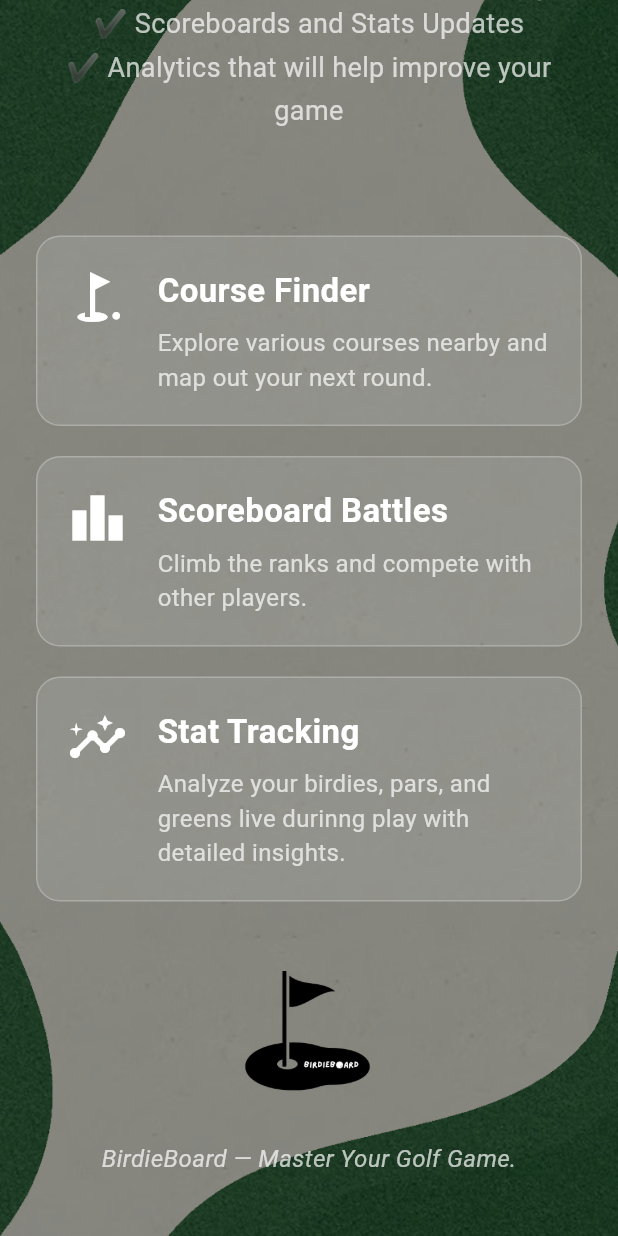
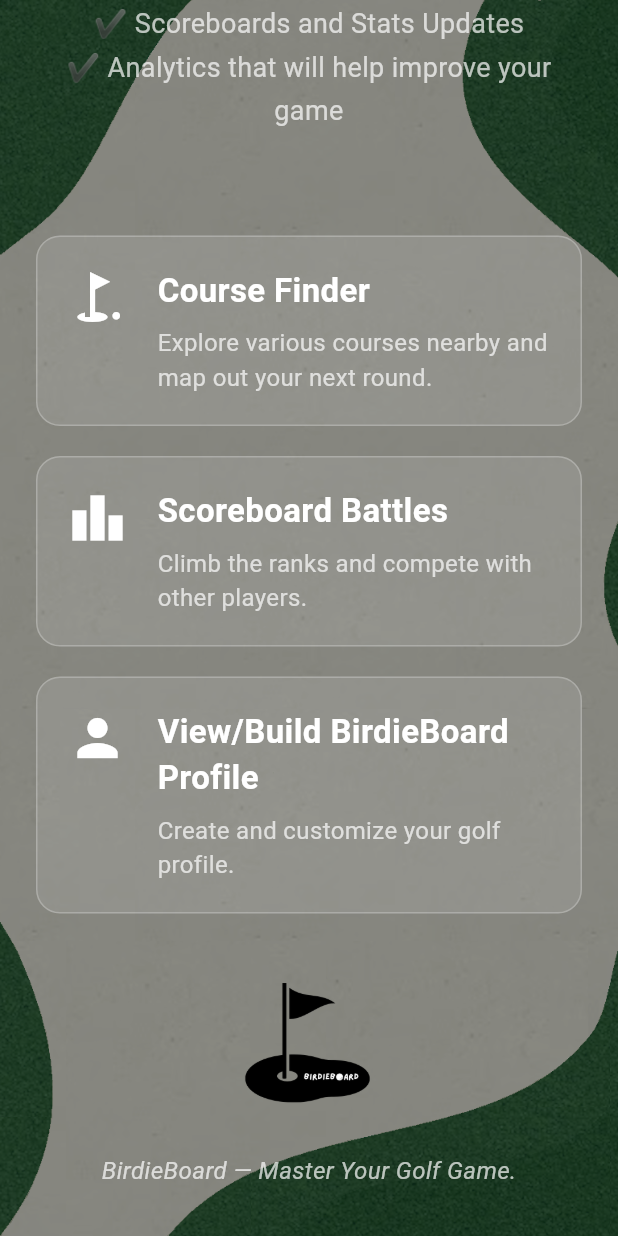
Before and after one commit to josephaycock/golf_app, a Flutter app: the HomeScreen screen opened directly, scrolled down 524 dp, on a phone screen of 412 x 824 dp. Run offline on Flutter 3.47's test engine with Material 3 defaults, Android fonts, the phone set to English and light mode, and no system bars; our stand-ins replace cloud_firestore, firebase_auth, firebase_core, flutter_map, geolocator, latlong2; accounts and stored records are empty.

Commit message:
Home Page Update Including Routes to other pages

```diff
--- a/lib/frontend/screens/home.dart
+++ b/lib/frontend/screens/home.dart
@@ -1,4 +1,7 @@
 import 'package:flutter/material.dart';
+import 'package:golf_app/frontend/screens/viewGolfCourses.dart';
+import 'package:golf_app/frontend/screens/scoreboard.dart';
+import 'package:golf_app/frontend/screens/player_profile.dart';
 
 class HomeScreen extends StatelessWidget {
   const HomeScreen({super.key});
@@ -58,6 +61,14 @@ class HomeScreen extends StatelessWidget {
                     title: 'Course Finder',
                     description:
                         'Explore various courses nearby and map out your next round.',
+                    onTap: () {
+                      Navigator.push(
+                        context,
+                        MaterialPageRoute(
+                          builder: (context) => const ViewGolfCourses(),
+                        ),
+                      );
+                    },
                   ),
                   const SizedBox(height: 20),
                   FeatureCard(
@@ -65,21 +76,33 @@ class HomeScreen extends StatelessWidget {
                     title: 'Scoreboard Battles',
                     description:
                         'Climb the ranks and compete with other players.',
+                    onTap: () {
+                      Navigator.push(
+                        context,
+                        MaterialPageRoute(
+                          builder: (context) => GolfScoreBoard(),
+                        ),
+                      );
+                    },
                   ),
                   const SizedBox(height: 20),
                   FeatureCard(
-                    icon: Icons.insights,
-                    title: 'Stat Tracking',
-                    description:
-                        'Analyze your birdies, pars, and greens live durinng play with detailed insights.',
+                    icon: Icons.person,
+                    title: 'View/Build BirdieBoard Profile',
+                    description: 'Create and customize your golf profile.',
+                    onTap: () {
+                      Navigator.push(
+                        context,
+                        MaterialPageRoute(
+                          builder: (context) => const PlayerProfileScreen(),
+                        ),
+                      );
+                    },
                   ),
                   const SizedBox(height: 40),
 
                   // Bottom Logo
-                  Image.asset(
-                    'assets/images/BirdieBoard.png', // ✅ Black Main logo
-                    width: 100,
-                  ),
+                  Image.asset('assets/images/BirdieBoard.png', width: 100),
                   const SizedBox(height: 20),
                   const Text(
                     'BirdieBoard — Master Your Golf Game.',
@@ -99,22 +122,26 @@ class HomeScreen extends StatelessWidget {
   }
 }
 
-// FeatureCard Widget
 class FeatureCard extends StatelessWidget {
   final IconData icon;
   final String title;
   final String description;
+  final VoidCallback onTap;
 
   const FeatureCard({
     super.key,
     required this.icon,
     required this.title,
     required this.description,
+    required this.onTap,
   });
 
   @override
   Widget build(BuildContext context) {
-    return Container(
+    return InkWell(
+      onTap: onTap,
+      borderRadius: BorderRadius.circular(16),
+      child: Container(
         padding: const EdgeInsets.all(20),
         decoration: BoxDecoration(
           color: Colors.white.withOpacity(0.1),
@@ -148,6 +175,7 @@ class FeatureCard extends StatelessWidget {
             ),
           ],
         ),
+      ),
     );
   }
 }
```
Lines whose indentation alone changed are shown as unchanged.
